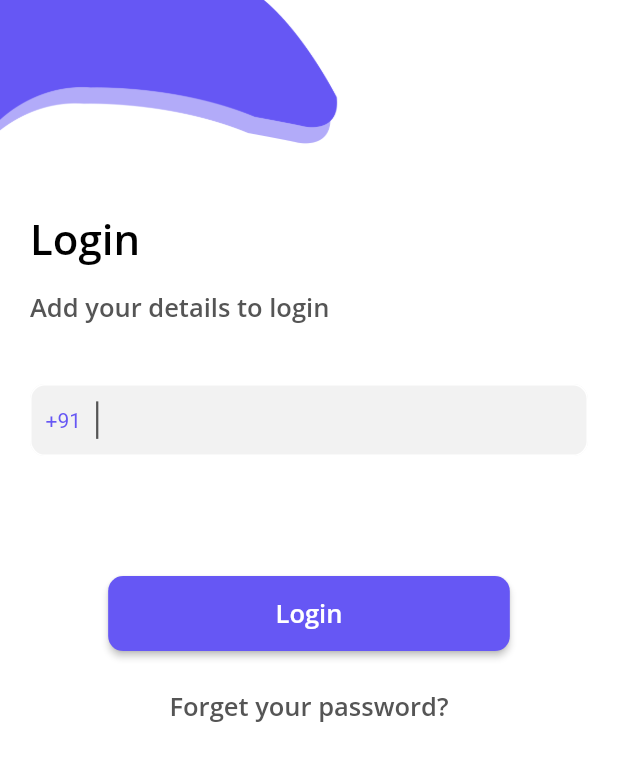
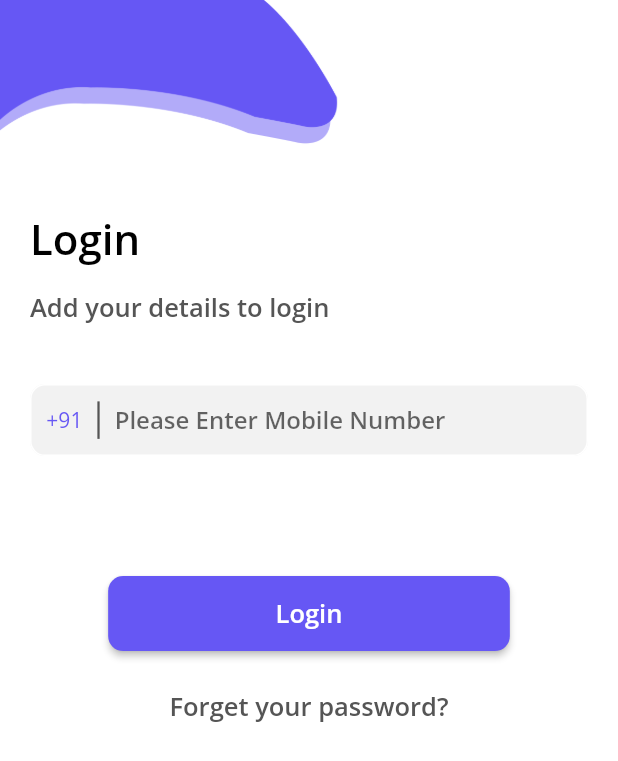
Before and after one commit to Officialchandan/vendor, a Flutter app: the screen it shows after launch, after a tap on "English", on a phone screen of 412 x 824 dp. Shown: the top 761 px of the screen. Run offline on Flutter 3.47's test engine with Material 2 defaults, Android fonts, the phone set to English and light mode, and no system bars; our stand-ins replace connectivity, dio, fluttertoast, google_fonts, shared_preferences.

Commit message:
27 aug first

```diff
--- a/lib/main.dart
+++ b/lib/main.dart
@@ -2,6 +2,7 @@
 import 'package:flutter/material.dart';
 import 'package:flutter/services.dart';
 import 'package:google_fonts/google_fonts.dart';
+import 'package:myprofit_vendorapp/provider/NavigationService.dart';
 import 'package:myprofit_vendorapp/utility/color.dart';
 import 'package:flutter_localizations/flutter_localizations.dart';
 import 'package:myprofit_vendorapp/utility/sharedpref.dart';
@@ -10,6 +11,7 @@
 import 'localization/app_translations_delegate.dart';
 import 'localization/application.dart';
 Dio dio = Dio();
+NavigationService navigationService = NavigationService();
 void main() {
   runApp(MyApp());
 }
@@ -34,10 +36,44 @@
 
   @override
   Widget build(BuildContext context) {
+
+
+    const MaterialColor themeColor = const MaterialColor(
+      0xFF6657f4,
+      const <int, Color>{
+        50: const Color(0xFF6657f4),
+        100: const Color(0xFF6657f4),
+        200: const Color(0xFF6657f4),
+        300: const Color(0xFF6657f4),
+        400: const Color(0xFF6657f4),
+        500: const Color(0xFF6657f4),
+        600: const Color(0xFF6657f4),
+        700: const Color(0xFF6657f4),
+        800: const Color(0xFF6657f4),
+        900: const Color(0xFF6657f4),
+      },
+    );
+    SystemChrome.setSystemUIOverlayStyle(SystemUiOverlayStyle.dark.copyWith(
+      // statusBarColor is used to set Status bar color in Android devices.
+      statusBarColor: Color(0xff493ad6),
+
+      // To make Status bar icons color white in Android devices.
+      statusBarIconBrightness: Brightness.light,
+
+      // statusBarBrightness is used to set Status bar icon color in iOS.
+      statusBarBrightness: Brightness.light,
+      // Here light means dark color Status bar icons.
+    ));
+
     // FlutterStatusbarcolor.setStatusBarColor(Color(0xff493ad6));
     return MaterialApp(
-      title: 'Flutter Demo',
+      title: 'My Profit vendor',
       theme: ThemeData(
+         scaffoldBackgroundColor: Colors.white,
+        primarySwatch: themeColor,
+        visualDensity: VisualDensity.adaptivePlatformDensity,
+        fontFamily: GoogleFonts.openSans().fontFamily,
+        // fontFamily: TextStyle().fontFamily,
         appBarTheme: AppBarTheme(
           brightness: Brightness.dark,
         ),
--- /dev/null
+++ b/lib/model/login_otp.dart
@@ -0,0 +1,31 @@
+import 'dart:convert';
+
+class LoginOtpResponse {
+  LoginOtpResponse({
+    required this.success,
+    required this.message,
+    this.status,
+  });
+
+  bool success;
+  String message;
+  String? status;
+
+  factory LoginOtpResponse.fromJson(String str) =>
+      LoginOtpResponse.fromMap(json.decode(str));
+
+  String toJson() => json.encode(toMap());
+
+  factory LoginOtpResponse.fromMap(Map<String, dynamic> json) =>
+      LoginOtpResponse(
+        success: json["success"],
+        message: json["message"],
+        status: json["status"],
+      );
+
+  Map<String, dynamic> toMap() => {
+        "success": success,
+        "message": message,
+        "status": status,
+      };
+}
--- /dev/null
+++ b/lib/model/login_response.dart
@@ -0,0 +1,43 @@
+// To parse this JSON data, do
+//
+//     final loginResponse = loginResponseFromMap(jsonString);
+
+import 'dart:convert';
+
+class LoginResponse {
+  LoginResponse({
+    required this.success,
+     this.vendorId,
+     this.token,
+     this.tokenType,
+     required this.message,
+  });
+
+  bool success;
+  int? vendorId;
+  String? token;
+  String? tokenType;
+
+  String message;
+
+  factory LoginResponse.fromJson(String str) =>
+      LoginResponse.fromMap(json.decode(str));
+
+  String toJson() => json.encode(toMap());
+
+  factory LoginResponse.fromMap(Map<String, dynamic> json) => LoginResponse(
+        success: json["success"] ?? false,
+        vendorId: json["vendor_id"] ?? 0,
+        token: json["token"] ?? "",
+        tokenType: json["token_type"] ?? "",
+        message: json["message"] ?? "",
+      );
+
+  Map<String, dynamic> toMap() => {
+        "success": success,
+        "vendor_id": vendorId,
+        "token": token,
+        "token_type": tokenType,
+        "message": message,
+      };
+}
```
Also changed, not shown: lib/UI/home/home.dart (+35 -1 lines), lib/UI/login/login_screen.dart (+56 -70 lines), lib/provider/NavigationService.dart (added, +13 -0 lines), lib/provider/api_provider.dart (added, +92 -0 lines), lib/provider/server_error.dart (added, +86 -0 lines), lib/UI/signup/signup.dart (renamed from lib/signup/signup.dart).
